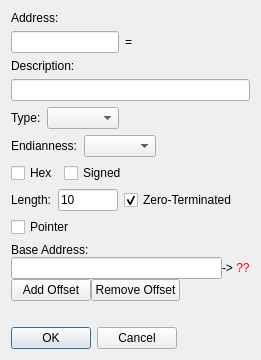
The window that GUI/Widgets/ManualAddress/Form/AddAddressManuallyDialog.ui (korcankaraokcu/PINCE) describes before a commit, drawn with Qt 5.
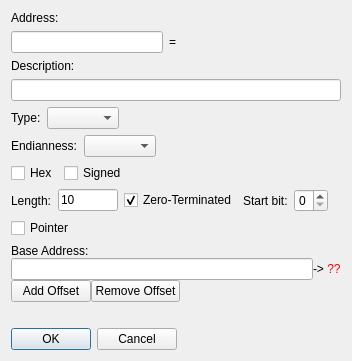
The same window after the commit.

The edit to the form file:
```diff
--- a/GUI/Widgets/ManualAddress/Form/AddAddressManuallyDialog.ui
+++ b/GUI/Widgets/ManualAddress/Form/AddAddressManuallyDialog.ui
@@ -166,6 +166,20 @@
           </property>
          </widget>
         </item>
+        <item>
+         <widget class="QLabel" name="label_StartBit">
+          <property name="text">
+           <string>Start bit:</string>
+          </property>
+         </widget>
+        </item>
+        <item>
+         <widget class="QSpinBox" name="spinBox_StartBit">
+          <property name="maximum">
+           <number>7</number>
+          </property>
+         </widget>
+        </item>
         <item>
          <spacer name="horizontalSpacer_2">
           <property name="orientation">
```
Left out of the diff: 2 changed lines with no effect on the pictures.
